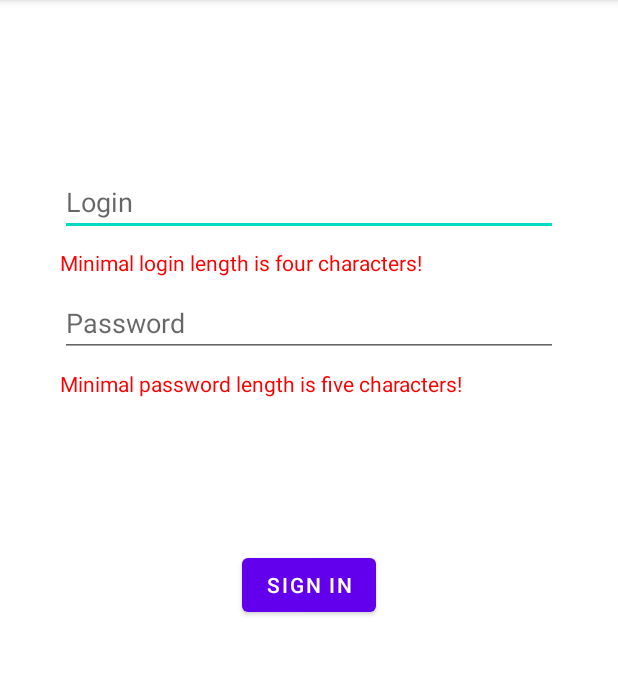
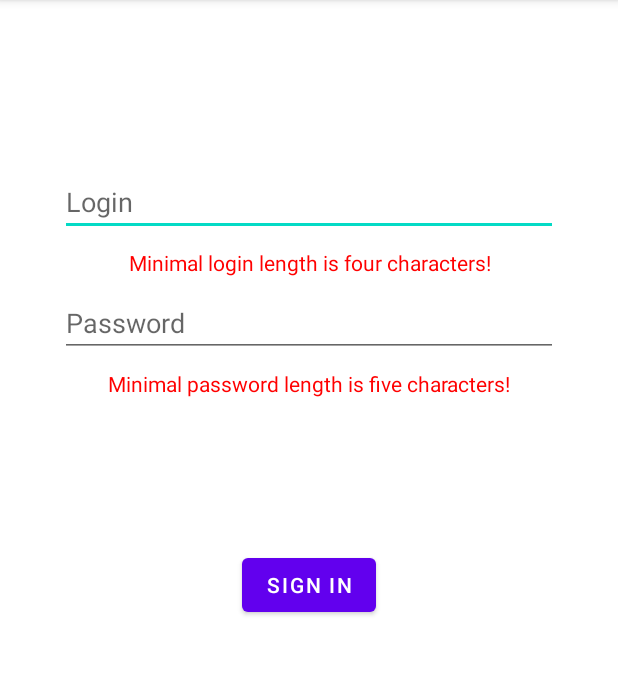
Before and after one commit to sboishtyan/mvvm_homework, an Android app: the screen it shows after launch (MainActivity), after a tap on "SIGN IN", on a phone screen of 412 x 824 dp, the part 84-759 px from its top. Run offline under Robolectric (Android 15) with nearby library versions, the phone set to English and light mode, and no system bars.

Commit message:
Имплементация корутин

```diff
--- a/app/build.gradle
+++ b/app/build.gradle
@@ -47,6 +47,8 @@ dependencies {
     implementation 'androidx.fragment:fragment-ktx:1.3.2'
     implementation 'com.squareup.retrofit2:retrofit:2.9.0'
     implementation 'com.squareup.retrofit2:converter-gson:2.9.0'
+    implementation 'org.jetbrains.kotlinx:kotlinx-coroutines-android:1.4.1'
+    implementation 'org.jetbrains.kotlinx:kotlinx-coroutines-core:1.4.1'
     implementation 'androidx.legacy:legacy-support-v4:1.0.0'
     testImplementation 'junit:junit:4.13.2'
     androidTestImplementation 'androidx.test.ext:junit:1.1.2'
--- a/app/src/main/java/ru/awac/technical_aptitude_test/utils/retrofit/RetrofitServices.kt
+++ b/app/src/main/java/ru/awac/technical_aptitude_test/utils/retrofit/RetrofitServices.kt
@@ -9,14 +9,14 @@ interface RetrofitServices {
     @Headers("app-key: 12345","v: 1")
     @FormUrlEncoded
     @POST("login")
-    fun login(
+    suspend fun login(
         @Field("login") login: String,
         @Field("password") password: String
-    ): Call<LoginModel>
+    ): LoginModel
 
     @Headers("app-key: 12345","v: 1")
     @GET("payments")
-    fun getPayments(
+    suspend fun getPayments(
         @Query("token") token: String
-    ): Call<PaymentsModel>
+    ): PaymentsModel
 }
--- a/app/src/main/res/layout/fragment_login.xml
+++ b/app/src/main/res/layout/fragment_login.xml
@@ -34,6 +34,7 @@
         app:layout_constraintTop_toBottomOf="@+id/flLoginEditText"
         android:text="@string/login_length_incorrect"
         android:textColor="@color/red"
+        android:textAlignment="center"
         android:visibility="gone"/>
 
     <EditText
@@ -63,6 +64,7 @@
         app:layout_constraintTop_toBottomOf="@+id/flPassEditText"
         android:text="@string/password_length_incorrect"
         android:textColor="@color/red"
+        android:textAlignment="center"
         android:visibility="gone"/>
 
 
@@ -105,6 +107,7 @@
         app:layout_constraintStart_toStartOf="parent"
         app:layout_constraintTop_toBottomOf="@+id/flSignInButton"
         android:textColor="@color/red"
+        android:textAlignment="center"
         android:visibility="gone"/>
 
 
```
Also changed, not shown: app/src/main/java/ru/awac/technical_aptitude_test/fragments/LoginFragment.kt (+25 -28 lines), app/src/main/java/ru/awac/technical_aptitude_test/fragments/PaymentsFragment.kt (+23 -9 lines), app/src/main/res/layout/fragment_payments.xml (+15 -1 lines).
